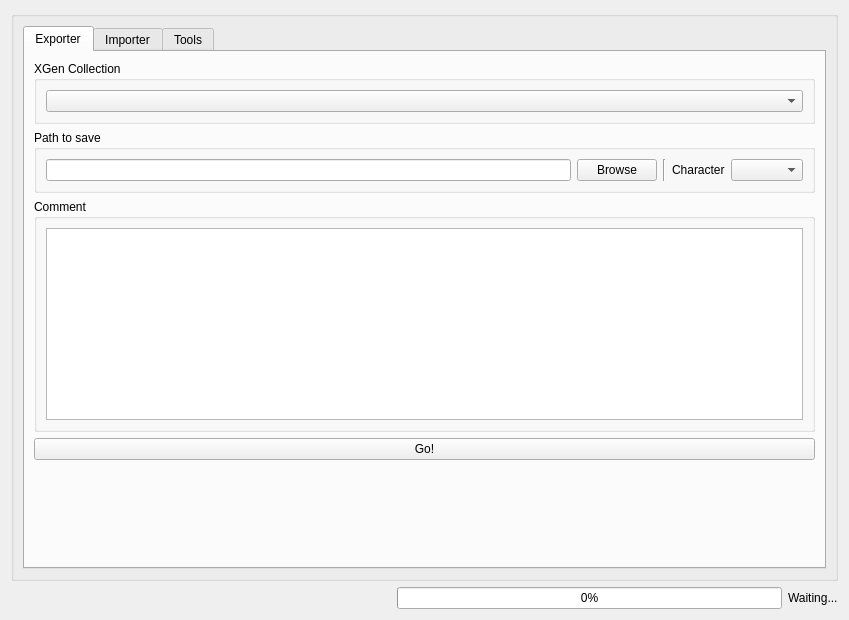
The window that source/solstice/pipeline/tools/xgenmanager/ui/xgenmanager.ui (tpoveda/solstice) describes before a commit, drawn with Qt 5.
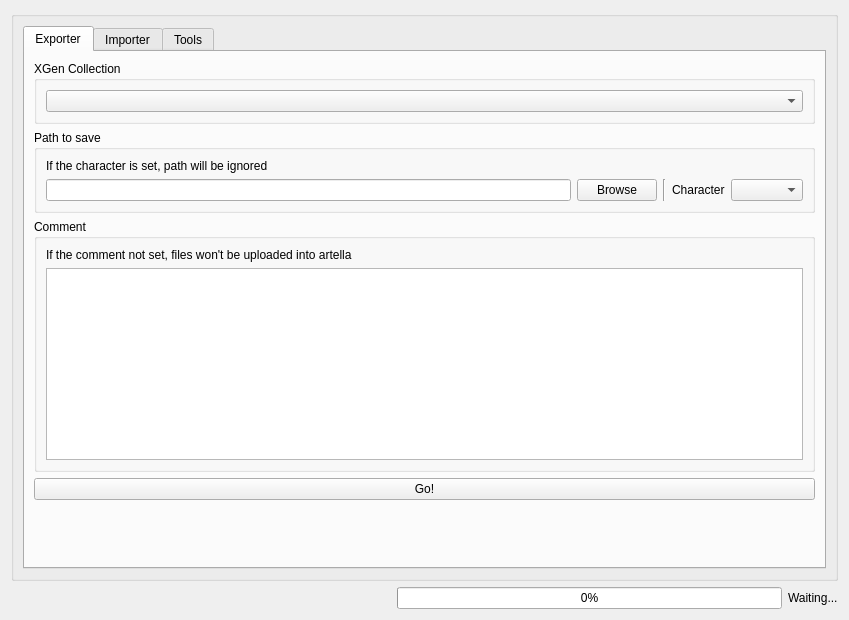
The same window after the commit. The open tabs and pages were chosen to show the change.

```diff
--- a/source/solstice/pipeline/tools/xgenmanager/ui/xgenmanager.ui
+++ b/source/solstice/pipeline/tools/xgenmanager/ui/xgenmanager.ui
@@ -55,6 +55,17 @@
             </property>
             <layout class="QHBoxLayout" name="horizontalLayout_5">
              <item>
+              <layout class="QVBoxLayout" name="verticalLayout_10">
+               <item>
+                <widget class="QLabel" name="label">
+                 <property name="text">
+                  <string>If the character is set, path will be ignored</string>
+                 </property>
+                </widget>
+               </item>
+               <item>
+                <layout class="QHBoxLayout" name="horizontalLayout_8">
+                 <item>
               <widget class="QLineEdit" name="path_txf"/>
              </item>
              <item>
@@ -82,6 +93,10 @@
               <widget class="QComboBox" name="import_character_cbx"/>
              </item>
             </layout>
+               </item>
+              </layout>
+             </item>
+            </layout>
            </widget>
           </item>
           <item>
@@ -90,6 +105,13 @@
              <string>Comment</string>
             </property>
             <layout class="QVBoxLayout" name="verticalLayout_9">
+             <item>
+              <widget class="QLabel" name="label_2">
+               <property name="text">
+                <string>If the comment not set, files won't be uploaded into artella</string>
+               </property>
+              </widget>
+             </item>
              <item>
               <widget class="QPlainTextEdit" name="comment_pte"/>
              </item>
```
Left out of the diff: 19 changed lines with no effect on the pictures. Lines whose indentation alone changed are shown as unchanged.
